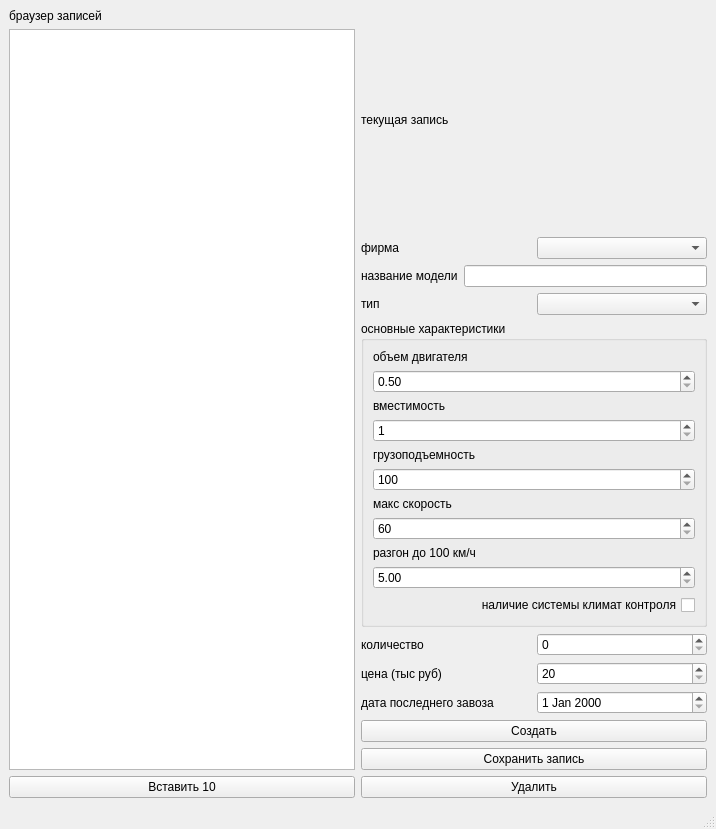
First picture: the form in mainwindow.ui, repository policinskijandrej65-cell/nvtsuk1, before the edit.
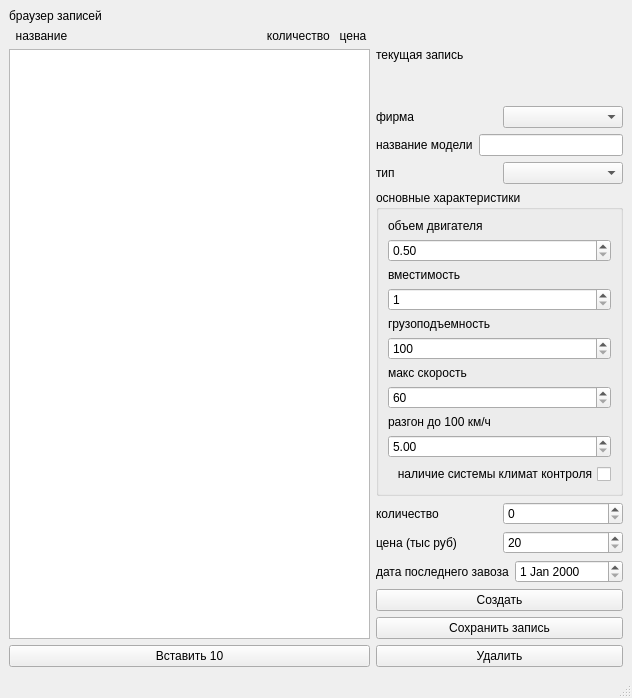
Second picture: the form after the edit.

Commit message: зацыганил браузер

Patch:
```diff
--- a/mainwindow.ui
+++ b/mainwindow.ui
@@ -6,10 +6,16 @@
    <rect>
     <x>0</x>
     <y>0</y>
-    <width>716</width>
-    <height>829</height>
+    <width>632</width>
+    <height>698</height>
    </rect>
   </property>
+  <property name="sizePolicy">
+   <sizepolicy hsizetype="Preferred" vsizetype="Fixed">
+    <horstretch>0</horstretch>
+    <verstretch>0</verstretch>
+   </sizepolicy>
+  </property>
   <property name="windowTitle">
    <string>MainWindow</string>
   </property>
@@ -18,7 +24,46 @@
   </property>
   <widget class="QWidget" name="centralwidget">
    <layout class="QGridLayout" name="gridLayout">
-    <item row="0" column="1">
+    <item row="0" column="0">
+     <layout class="QHBoxLayout" name="horizontalLayout_25">
+      <item>
+       <layout class="QVBoxLayout" name="verticalLayout">
+        <item>
+         <widget class="QLabel" name="label_7">
+          <property name="text">
+           <string>браузер записей</string>
+          </property>
+         </widget>
+        </item>
+        <item>
+         <widget class="QLabel" name="label_10">
+          <property name="text">
+           <string>  название                                                            количество   цена </string>
+          </property>
+         </widget>
+        </item>
+        <item>
+         <widget class="QListWidget" name="browse_records">
+          <property name="sizePolicy">
+           <sizepolicy hsizetype="Expanding" vsizetype="Expanding">
+            <horstretch>0</horstretch>
+            <verstretch>0</verstretch>
+           </sizepolicy>
+          </property>
+         </widget>
+        </item>
+        <item>
+         <widget class="QPushButton" name="insert10">
+          <property name="text">
+           <string>Вставить 10</string>
+          </property>
+         </widget>
+        </item>
+       </layout>
+      </item>
+      <item>
+       <layout class="QVBoxLayout" name="verticalLayout_4">
+        <item>
      <layout class="QVBoxLayout" name="verticalLayout_3">
       <item>
        <widget class="QLabel" name="current">
@@ -278,33 +323,16 @@
       </item>
      </layout>
     </item>
-    <item row="1" column="1">
+        <item>
      <widget class="QPushButton" name="Delete_button">
       <property name="text">
        <string>Удалить</string>
       </property>
      </widget>
     </item>
-    <item row="0" column="0">
-     <layout class="QVBoxLayout" name="verticalLayout">
-      <item>
-       <widget class="QLabel" name="label_7">
-        <property name="text">
-         <string>браузер записей</string>
-        </property>
-       </widget>
-      </item>
-      <item>
-       <widget class="QListWidget" name="browse_records"/>
-      </item>
-     </layout>
-    </item>
-    <item row="1" column="0">
-     <widget class="QPushButton" name="insert10">
-      <property name="text">
-       <string>Вставить 10</string>
-      </property>
-     </widget>
+       </layout>
+      </item>
+     </layout>
     </item>
    </layout>
   </widget>
```
Left out of the diff: 4 changed lines with no effect on the pictures. Lines whose indentation alone changed are shown as unchanged. The commit also changes 1 other file.
